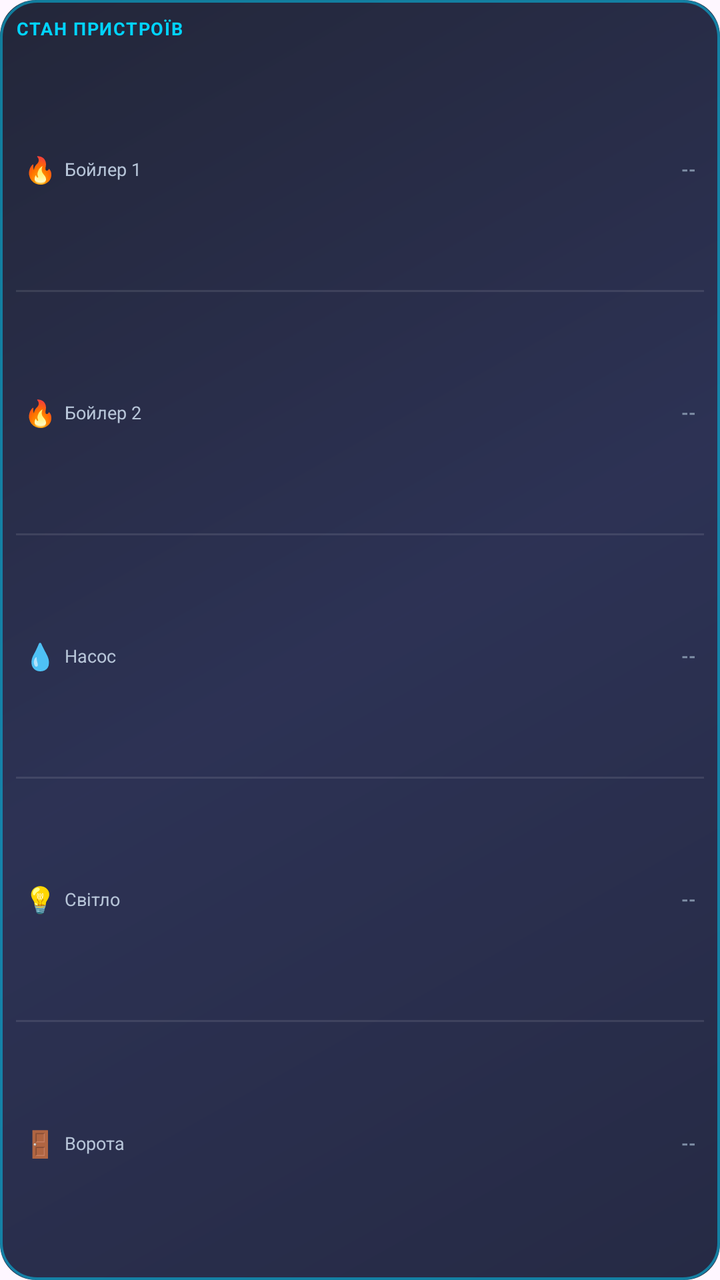
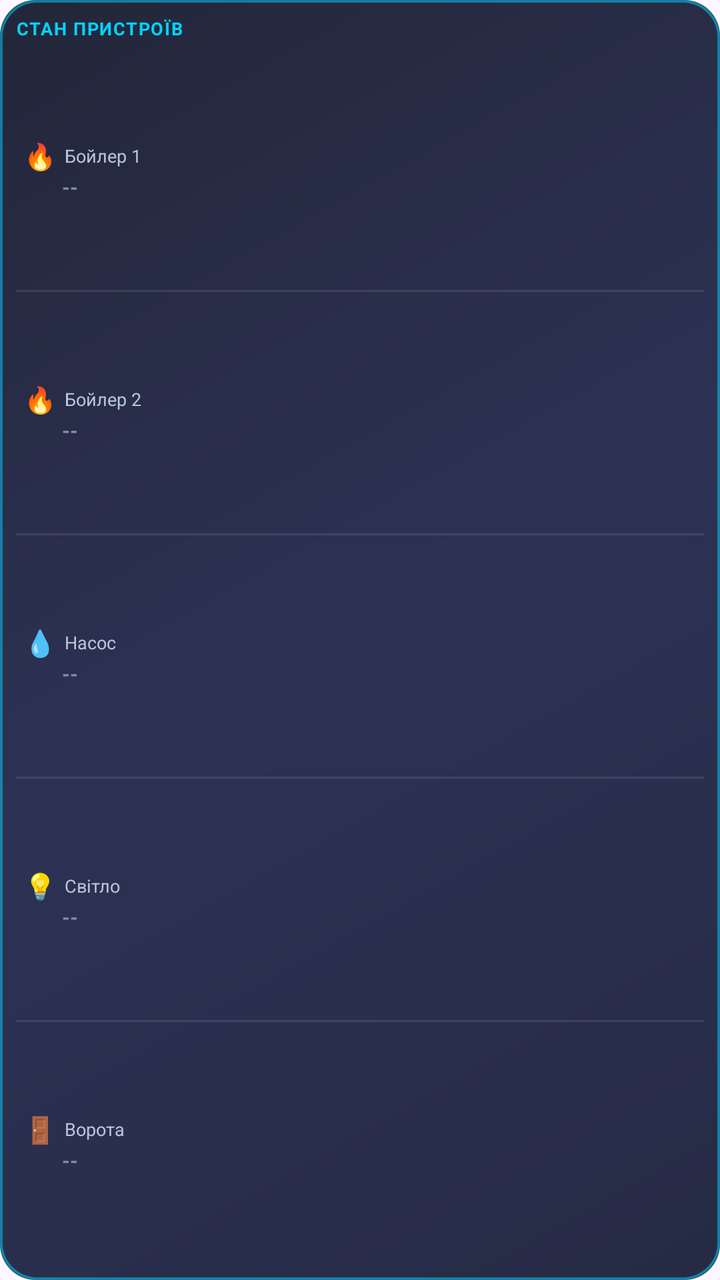

The first picture is an Android layout as it rendered before a commit; the second is the same layout after the commit. The layout source and the unified diff follow.
<!-- AndroidManifest.xml: application theme Theme.HomeHub -->
<!-- res/layout/widget_devices.xml -->
<?xml version="1.0" encoding="utf-8"?>
<LinearLayout xmlns:android="http://schemas.android.com/apk/res/android"
    android:id="@+id/widgetDevicesRoot"
    android:layout_width="match_parent"
    android:layout_height="match_parent"
    android:background="@drawable/widget_devices_background"
    android:orientation="vertical"
    android:paddingLeft="8dp"
    android:paddingTop="8dp"
    android:paddingRight="8dp"
    android:paddingBottom="8dp">

    <TextView
        android:layout_width="match_parent"
        android:layout_height="wrap_content"
        android:layout_marginBottom="4dp"
        android:ellipsize="end"
        android:letterSpacing="0.06"
        android:maxLines="1"
        android:text="@string/widget_devices_title"
        android:textAllCaps="true"
        android:textColor="#00D4FF"
        android:textSize="9sp"
        android:textStyle="bold" />

    <LinearLayout
        android:id="@+id/widgetDevBoiler1Row"
        android:layout_width="match_parent"
        android:layout_height="0dp"
        android:layout_weight="1"
        android:gravity="center_vertical"
        android:orientation="horizontal"
        android:paddingLeft="4dp"
        android:paddingRight="4dp">

        <TextView
            android:layout_width="wrap_content"
            android:layout_height="wrap_content"
            android:layout_marginEnd="4dp"
            android:text="🔥"
            android:textSize="13sp" />

        <TextView
            android:layout_width="0dp"
            android:layout_height="wrap_content"
            android:layout_weight="1"
            android:ellipsize="end"
            android:maxLines="1"
            android:text="@string/widget_device_boiler1"
            android:textColor="#B7C5D8"
            android:textSize="9sp" />

        <TextView
            android:id="@+id/widgetDevBoiler1State"
            android:layout_width="wrap_content"
            android:layout_height="wrap_content"
            android:ellipsize="end"
            android:maxLines="1"
            android:text="--"
            android:textColor="#7F8FA6"
            android:textSize="9sp"
            android:textStyle="bold" />
    </LinearLayout>

    <TextView
        android:layout_width="match_parent"
        android:layout_height="1dp"
        android:text=""
        android:background="#1AFFFFFF" />

    <LinearLayout
        android:id="@+id/widgetDevBoiler2Row"
        android:layout_width="match_parent"
        android:layout_height="0dp"
        android:layout_weight="1"
        android:gravity="center_vertical"
        android:orientation="horizontal"
        android:paddingLeft="4dp"
        android:paddingRight="4dp">

        <TextView
            android:layout_width="wrap_content"
            android:layout_height="wrap_content"
            android:layout_marginEnd="4dp"
            android:text="🔥"
            android:textSize="13sp" />

        <TextView
            android:layout_width="0dp"
            android:layout_height="wrap_content"
            android:layout_weight="1"
            android:ellipsize="end"
            android:maxLines="1"
            android:text="@string/widget_device_boiler2"
            android:textColor="#B7C5D8"
            android:textSize="9sp" />

        <TextView
            android:id="@+id/widgetDevBoiler2State"
            android:layout_width="wrap_content"
            android:layout_height="wrap_content"
            android:ellipsize="end"
            android:maxLines="1"
            android:text="--"
            android:textColor="#7F8FA6"
            android:textSize="9sp"
            android:textStyle="bold" />
    </LinearLayout>

    <TextView
        android:layout_width="match_parent"
        android:layout_height="1dp"
        android:text=""
        android:background="#1AFFFFFF" />

    <LinearLayout
        android:id="@+id/widgetDevPumpRow"
        android:layout_width="match_parent"
        android:layout_height="0dp"
        android:layout_weight="1"
        android:gravity="center_vertical"
        android:orientation="horizontal"
        android:paddingLeft="4dp"
        android:paddingRight="4dp">

        <TextView
            android:layout_width="wrap_content"
            android:layout_height="wrap_content"
            android:layout_marginEnd="4dp"
            android:text="💧"
            android:textSize="13sp" />

        <TextView
            android:layout_width="0dp"
            android:layout_height="wrap_content"
            android:layout_weight="1"
            android:ellipsize="end"
            android:maxLines="1"
            android:text="@string/widget_device_pump"
            android:textColor="#B7C5D8"
            android:textSize="9sp" />

        <TextView
            android:id="@+id/widgetDevPumpState"
            android:layout_width="wrap_content"
            android:layout_height="wrap_content"
            android:ellipsize="end"
            android:maxLines="1"
            android:text="--"
            android:textColor="#7F8FA6"
            android:textSize="9sp"
            android:textStyle="bold" />
    </LinearLayout>

    <TextView
        android:layout_width="match_parent"
        android:layout_height="1dp"
        android:text=""
        android:background="#1AFFFFFF" />

    <LinearLayout
        android:layout_width="match_parent"
        android:layout_height="0dp"
        android:layout_weight="1"
        android:gravity="center_vertical"
        android:orientation="horizontal"
        android:paddingLeft="4dp"
        android:paddingRight="4dp">

        <TextView
            android:layout_width="wrap_content"
            android:layout_height="wrap_content"
            android:layout_marginEnd="4dp"
            android:text="💡"
            android:textSize="13sp" />

        <TextView
            android:layout_width="0dp"
            android:layout_height="wrap_content"
            android:layout_weight="1"
            android:ellipsize="end"
            android:maxLines="1"
            android:text="@string/widget_device_light"
            android:textColor="#B7C5D8"
            android:textSize="9sp" />

        <TextView
            android:id="@+id/widgetDevLightState"
            android:layout_width="wrap_content"
            android:layout_height="wrap_content"
            android:ellipsize="end"
            android:maxLines="1"
            android:text="--"
            android:textColor="#7F8FA6"
            android:textSize="9sp"
            android:textStyle="bold" />
    </LinearLayout>

    <TextView
        android:layout_width="match_parent"
        android:layout_height="1dp"
        android:text=""
        android:background="#1AFFFFFF" />

    <LinearLayout
        android:layout_width="match_parent"
        android:layout_height="0dp"
        android:layout_weight="1"
        android:gravity="center_vertical"
        android:orientation="horizontal"
        android:paddingLeft="4dp"
        android:paddingRight="4dp">

        <TextView
            android:layout_width="wrap_content"
            android:layout_height="wrap_content"
            android:layout_marginEnd="4dp"
            android:text="🚪"
            android:textSize="13sp" />

        <TextView
            android:layout_width="0dp"
            android:layout_height="wrap_content"
            android:layout_weight="1"
            android:ellipsize="end"
            android:maxLines="1"
            android:text="@string/widget_device_gate"
            android:textColor="#B7C5D8"
            android:textSize="9sp" />

        <TextView
            android:id="@+id/widgetDevGateState"
            android:layout_width="wrap_content"
            android:layout_height="wrap_content"
            android:ellipsize="end"
            android:maxLines="1"
            android:text="--"
            android:textColor="#7F8FA6"
            android:textSize="9sp"
            android:textStyle="bold" />
    </LinearLayout>
</LinearLayout>
<!-- resources referenced by this layout -->
<resources>
  <!-- drawable widget_devices_background (drawable) -->
  <?xml version="1.0" encoding="utf-8"?>
  <layer-list xmlns:android="http://schemas.android.com/apk/res/android">
      <item>
          <shape android:shape="rectangle">
              <corners android:radius="18dp" />
              <gradient
                  android:angle="135"
                  android:startColor="#E60E1330"
                  android:centerColor="#E6161C42"
                  android:endColor="#E60B0F24"
                  android:type="linear" />
          </shape>
      </item>
  
      <item>
          <shape android:shape="rectangle">
              <corners android:radius="18dp" />
              <solid android:color="#00000000" />
              <stroke
                  android:width="1.4dp"
                  android:color="#8000D4FF" />
          </shape>
      </item>
  </layer-list>
  <string name="widget_device_boiler1">Бойлер 1</string>
  <string name="widget_device_boiler2">Бойлер 2</string>
  <string name="widget_device_gate">Ворота</string>
  <string name="widget_device_light">Світло</string>
  <string name="widget_device_pump">Насос</string>
  <string name="widget_devices_title">Стан пристроїв</string>
  <style name="Theme.HomeHub" parent="Theme.Material3.DayNight.NoActionBar">
          <item name="android:statusBarColor" tools:targetApi="l">#0B1020</item>
      </style>
</resources>

<!-- the commit's change to res/layout/widget_devices.xml (unified diff, before → after) -->
@@ -29,36 +29,44 @@
         android:layout_height="0dp"
         android:layout_weight="1"
         android:gravity="center_vertical"
-        android:orientation="horizontal"
-        android:paddingLeft="4dp"
-        android:paddingRight="4dp">
-
-        <TextView
-            android:layout_width="wrap_content"
-            android:layout_height="wrap_content"
-            android:layout_marginEnd="4dp"
-            android:text="🔥"
-            android:textSize="13sp" />
-
-        <TextView
-            android:layout_width="0dp"
-            android:layout_height="wrap_content"
-            android:layout_weight="1"
-            android:ellipsize="end"
-            android:maxLines="1"
-            android:text="@string/widget_device_boiler1"
-            android:textColor="#B7C5D8"
-            android:textSize="9sp" />
+        android:orientation="vertical"
+        android:paddingLeft="4dp"
+        android:paddingRight="4dp">
+
+        <LinearLayout
+            android:layout_width="match_parent"
+            android:layout_height="wrap_content"
+            android:gravity="center_vertical"
+            android:orientation="horizontal">
+
+            <TextView
+                android:layout_width="wrap_content"
+                android:layout_height="wrap_content"
+                android:layout_marginEnd="4dp"
+                android:text="🔥"
+                android:textSize="13sp" />
+
+            <TextView
+                android:layout_width="0dp"
+                android:layout_height="wrap_content"
+                android:layout_weight="1"
+                android:ellipsize="end"
+                android:maxLines="1"
+                android:text="@string/widget_device_boiler1"
+                android:textColor="#B7C5D8"
+                android:textSize="9sp" />
+        </LinearLayout>
 
         <TextView
             android:id="@+id/widgetDevBoiler1State"
-            android:layout_width="wrap_content"
-            android:layout_height="wrap_content"
-            android:ellipsize="end"
-            android:maxLines="1"
-            android:text="--"
-            android:textColor="#7F8FA6"
-            android:textSize="9sp"
+            android:layout_width="match_parent"
+            android:layout_height="wrap_content"
+            android:layout_marginStart="19dp"
+            android:ellipsize="end"
+            android:maxLines="1"
+            android:text="--"
+            android:textColor="#7F8FA6"
+            android:textSize="10sp"
             android:textStyle="bold" />
     </LinearLayout>
 
@@ -74,36 +82,44 @@
         android:layout_height="0dp"
         android:layout_weight="1"
         android:gravity="center_vertical"
-        android:orientation="horizontal"
-        android:paddingLeft="4dp"
-        android:paddingRight="4dp">
-
-        <TextView
-            android:layout_width="wrap_content"
-            android:layout_height="wrap_content"
-            android:layout_marginEnd="4dp"
-            android:text="🔥"
-            android:textSize="13sp" />
-
-        <TextView
-            android:layout_width="0dp"
-            android:layout_height="wrap_content"
-            android:layout_weight="1"
-            android:ellipsize="end"
-            android:maxLines="1"
-            android:text="@string/widget_device_boiler2"
-            android:textColor="#B7C5D8"
-            android:textSize="9sp" />
+        android:orientation="vertical"
+        android:paddingLeft="4dp"
+        android:paddingRight="4dp">
+
+        <LinearLayout
+            android:layout_width="match_parent"
+            android:layout_height="wrap_content"
+            android:gravity="center_vertical"
+            android:orientation="horizontal">
+
+            <TextView
+                android:layout_width="wrap_content"
+                android:layout_height="wrap_content"
+                android:layout_marginEnd="4dp"
+                android:text="🔥"
+                android:textSize="13sp" />
+
+            <TextView
+                android:layout_width="0dp"
+                android:layout_height="wrap_content"
+                android:layout_weight="1"
+                android:ellipsize="end"
+                android:maxLines="1"
+                android:text="@string/widget_device_boiler2"
+                android:textColor="#B7C5D8"
+                android:textSize="9sp" />
+        </LinearLayout>
 
         <TextView
             android:id="@+id/widgetDevBoiler2State"
-            android:layout_width="wrap_content"
-            android:layout_height="wrap_content"
-            android:ellipsize="end"
-            android:maxLines="1"
-            android:text="--"
-            android:textColor="#7F8FA6"
-            android:textSize="9sp"
+            android:layout_width="match_parent"
+            android:layout_height="wrap_content"
+            android:layout_marginStart="19dp"
+            android:ellipsize="end"
+            android:maxLines="1"
+            android:text="--"
+            android:textColor="#7F8FA6"
+            android:textSize="10sp"
             android:textStyle="bold" />
     </LinearLayout>
 
@@ -119,124 +135,148 @@
         android:layout_height="0dp"
         android:layout_weight="1"
         android:gravity="center_vertical"
-        android:orientation="horizontal"
-        android:paddingLeft="4dp"
-        android:paddingRight="4dp">
-
-        <TextView
-            android:layout_width="wrap_content"
-            android:layout_height="wrap_content"
-            android:layout_marginEnd="4dp"
-            android:text="💧"
-            android:textSize="13sp" />
-
-        <TextView
-            android:layout_width="0dp"
-            android:layout_height="wrap_content"
-            android:layout_weight="1"
-            android:ellipsize="end"
-            android:maxLines="1"
-            android:text="@string/widget_device_pump"
-            android:textColor="#B7C5D8"
-            android:textSize="9sp" />
+        android:orientation="vertical"
+        android:paddingLeft="4dp"
+        android:paddingRight="4dp">
+
+        <LinearLayout
+            android:layout_width="match_parent"
+            android:layout_height="wrap_content"
+            android:gravity="center_vertical"
+            android:orientation="horizontal">
+
+            <TextView
+                android:layout_width="wrap_content"
+                android:layout_height="wrap_content"
+                android:layout_marginEnd="4dp"
+                android:text="💧"
+                android:textSize="13sp" />
+
+            <TextView
+                android:layout_width="0dp"
+                android:layout_height="wrap_content"
+                android:layout_weight="1"
+                android:ellipsize="end"
+                android:maxLines="1"
+                android:text="@string/widget_device_pump"
+                android:textColor="#B7C5D8"
+                android:textSize="9sp" />
+        </LinearLayout>
 
         <TextView
             android:id="@+id/widgetDevPumpState"
-            android:layout_width="wrap_content"
-            android:layout_height="wrap_content"
-            android:ellipsize="end"
-            android:maxLines="1"
-            android:text="--"
-            android:textColor="#7F8FA6"
-            android:textSize="9sp"
-            android:textStyle="bold" />
-    </LinearLayout>
-
-    <TextView
-        android:layout_width="match_parent"
-        android:layout_height="1dp"
-        android:text=""
-        android:background="#1AFFFFFF" />
-
-    <LinearLayout
-        android:layout_width="match_parent"
-        android:layout_height="0dp"
-        android:layout_weight="1"
-        android:gravity="center_vertical"
-        android:orientation="horizontal"
-        android:paddingLeft="4dp"
-        android:paddingRight="4dp">
-
-        <TextView
-            android:layout_width="wrap_content"
-            android:layout_height="wrap_content"
-            android:layout_marginEnd="4dp"
-            android:text="💡"
-            android:textSize="13sp" />
-
-        <TextView
-            android:layout_width="0dp"
-            android:layout_height="wrap_content"
-            android:layout_weight="1"
-            android:ellipsize="end"
-            android:maxLines="1"
-            android:text="@string/widget_device_light"
-            android:textColor="#B7C5D8"
-            android:textSize="9sp" />
+            android:layout_width="match_parent"
+            android:layout_height="wrap_content"
+            android:layout_marginStart="19dp"
+            android:ellipsize="end"
+            android:maxLines="1"
+            android:text="--"
+            android:textColor="#7F8FA6"
+            android:textSize="10sp"
+            android:textStyle="bold" />
+    </LinearLayout>
+
+    <TextView
+        android:layout_width="match_parent"
+        android:layout_height="1dp"
+        android:text=""
+        android:background="#1AFFFFFF" />
+
+    <LinearLayout
+        android:layout_width="match_parent"
+        android:layout_height="0dp"
+        android:layout_weight="1"
+        android:gravity="center_vertical"
+        android:orientation="vertical"
+        android:paddingLeft="4dp"
+        android:paddingRight="4dp">
+
+        <LinearLayout
+            android:layout_width="match_parent"
+            android:layout_height="wrap_content"
+            android:gravity="center_vertical"
+            android:orientation="horizontal">
+
+            <TextView
+                android:layout_width="wrap_content"
+                android:layout_height="wrap_content"
+                android:layout_marginEnd="4dp"
+                android:text="💡"
+                android:textSize="13sp" />
+
+            <TextView
+                android:layout_width="0dp"
+                android:layout_height="wrap_content"
+                android:layout_weight="1"
+                android:ellipsize="end"
+                android:maxLines="1"
+                android:text="@string/widget_device_light"
+                android:textColor="#B7C5D8"
+                android:textSize="9sp" />
+        </LinearLayout>
 
         <TextView
             android:id="@+id/widgetDevLightState"
-            android:layout_width="wrap_content"
-            android:layout_height="wrap_content"
-            android:ellipsize="end"
-            android:maxLines="1"
-            android:text="--"
-            android:textColor="#7F8FA6"
-            android:textSize="9sp"
-            android:textStyle="bold" />
-    </LinearLayout>
-
-    <TextView
-        android:layout_width="match_parent"
-        android:layout_height="1dp"
-        android:text=""
-        android:background="#1AFFFFFF" />
-
-    <LinearLayout
-        android:layout_width="match_parent"
-        android:layout_height="0dp"
-        android:layout_weight="1"
-        android:gravity="center_vertical"
-        android:orientation="horizontal"
-        android:paddingLeft="4dp"
-        android:paddingRight="4dp">
-
-        <TextView
-            android:layout_width="wrap_content"
-            android:layout_height="wrap_content"
-            android:layout_marginEnd="4dp"
-            android:text="🚪"
-            android:textSize="13sp" />
-
-        <TextView
-            android:layout_width="0dp"
-            android:layout_height="wrap_content"
-            android:layout_weight="1"
-            android:ellipsize="end"
-            android:maxLines="1"
-            android:text="@string/widget_device_gate"
-            android:textColor="#B7C5D8"
-            android:textSize="9sp" />
+            android:layout_width="match_parent"
+            android:layout_height="wrap_content"
+            android:layout_marginStart="19dp"
+            android:ellipsize="end"
+            android:maxLines="1"
+            android:text="--"
+            android:textColor="#7F8FA6"
+            android:textSize="10sp"
+            android:textStyle="bold" />
+    </LinearLayout>
+
+    <TextView
+        android:layout_width="match_parent"
+        android:layout_height="1dp"
+        android:text=""
+        android:background="#1AFFFFFF" />
+
+    <LinearLayout
+        android:layout_width="match_parent"
+        android:layout_height="0dp"
+        android:layout_weight="1"
+        android:gravity="center_vertical"
+        android:orientation="vertical"
+        android:paddingLeft="4dp"
+        android:paddingRight="4dp">
+
+        <LinearLayout
+            android:layout_width="match_parent"
+            android:layout_height="wrap_content"
+            android:gravity="center_vertical"
+            android:orientation="horizontal">
+
+            <TextView
+                android:layout_width="wrap_content"
+                android:layout_height="wrap_content"
+                android:layout_marginEnd="4dp"
+                android:text="🚪"
+                android:textSize="13sp" />
+
+            <TextView
+                android:layout_width="0dp"
+                android:layout_height="wrap_content"
+                android:layout_weight="1"
+                android:ellipsize="end"
+                android:maxLines="1"
+                android:text="@string/widget_device_gate"
+                android:textColor="#B7C5D8"
+                android:textSize="9sp" />
+        </LinearLayout>
 
         <TextView
             android:id="@+id/widgetDevGateState"
-            android:layout_width="wrap_content"
-            android:layout_height="wrap_content"
-            android:ellipsize="end"
-            android:maxLines="1"
-            android:text="--"
-            android:textColor="#7F8FA6"
-            android:textSize="9sp"
+            android:layout_width="match_parent"
+            android:layout_height="wrap_content"
+            android:layout_marginStart="19dp"
+            android:ellipsize="end"
+            android:maxLines="1"
+            android:text="--"
+            android:textColor="#7F8FA6"
+            android:textSize="10sp"
             android:textStyle="bold" />
     </LinearLayout>
 </LinearLayout>
